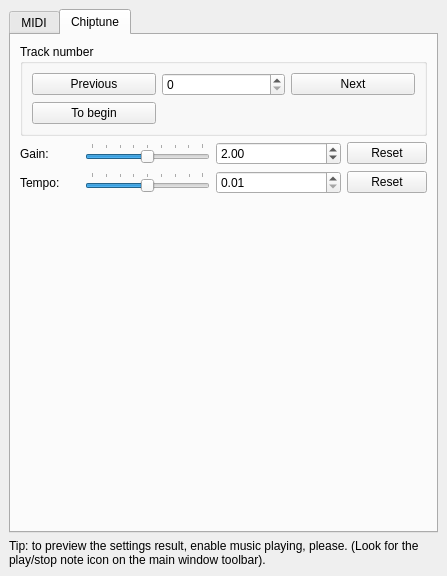
First picture: the form in Editor/main_window/dock/custom_music_setup.ui, repository WohlSoft/Moondust-Project, before the edit.
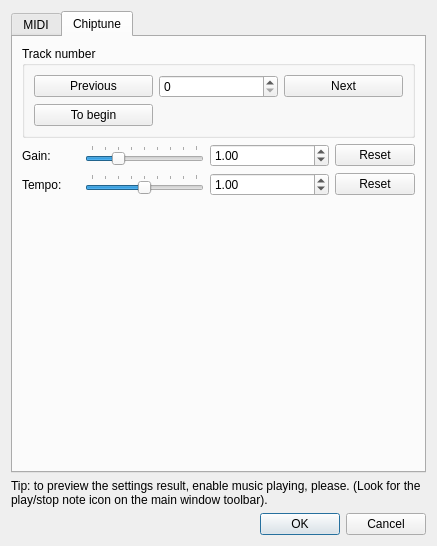
Second picture: the form after the edit. The open tabs and pages were chosen to show the change. Icons and pictures are not drawn.

Commit message: Editor: Make new music setup dialog work

The edit to the form file:
```diff
--- a/Editor/main_window/dock/custom_music_setup.ui
+++ b/Editor/main_window/dock/custom_music_setup.ui
@@ -1,20 +1,36 @@
 <?xml version="1.0" encoding="UTF-8"?>
 <ui version="4.0">
  <class>CustomMusicSetup</class>
- <widget class="QDockWidget" name="CustomMusicSetup">
+ <widget class="QDialog" name="CustomMusicSetup">
   <property name="geometry">
    <rect>
     <x>0</x>
     <y>0</y>
-    <width>447</width>
-    <height>576</height>
+    <width>422</width>
+    <height>546</height>
    </rect>
   </property>
   <property name="windowTitle">
    <string>Music setup</string>
   </property>
-  <widget class="QWidget" name="dockWidgetContents">
-   <layout class="QGridLayout" name="gridLayout">
+  <property name="windowIcon">
+   <iconset resource="../../_resources/editor.qrc">
+    <normaloff>:/images/playmusic.png</normaloff>:/images/playmusic.png</iconset>
+  </property>
+  <property name="floating" stdset="0">
+   <bool>true</bool>
+  </property>
+  <layout class="QGridLayout" name="kokokoko">
+   <item row="1" column="0">
+    <widget class="QLabel" name="label_12">
+     <property name="text">
+      <string>Tip: to preview the settings result, enable music playing, please. (Look for the play/stop note icon on the main window toolbar).</string>
+     </property>
+     <property name="wordWrap">
+      <bool>true</bool>
+     </property>
+    </widget>
+   </item>
     <item row="0" column="0">
      <widget class="QTabWidget" name="setupZone">
       <property name="currentIndex">
@@ -382,7 +398,7 @@
            <double>0.100000000000000</double>
           </property>
           <property name="value">
-           <double>2.000000000000000</double>
+          <double>1.000000000000000</double>
           </property>
          </widget>
         </item>
@@ -397,6 +413,9 @@
           <property name="singleStep">
            <double>0.100000000000000</double>
           </property>
+         <property name="value">
+          <double>1.000000000000000</double>
+         </property>
          </widget>
         </item>
         <item row="4" column="5">
@@ -419,7 +438,7 @@
            <number>400</number>
           </property>
           <property name="value">
-           <number>200</number>
+          <number>100</number>
           </property>
           <property name="orientation">
            <enum>Qt::Horizontal</enum>
@@ -461,19 +480,6 @@
           </property>
          </widget>
         </item>
-        <item row="5" column="1">
-         <spacer name="verticalSpacer_2">
-          <property name="orientation">
-           <enum>Qt::Vertical</enum>
-          </property>
-          <property name="sizeHint" stdset="0">
-           <size>
-            <width>20</width>
-            <height>261</height>
-           </size>
-          </property>
-         </spacer>
-        </item>
         <item row="1" column="0" colspan="6">
          <widget class="QGroupBox" name="groupBox">
           <property name="minimumSize">
@@ -520,24 +526,35 @@
           </layout>
          </widget>
         </item>
+       <item row="5" column="0" colspan="6">
+        <spacer name="verticalSpacer_2">
+         <property name="orientation">
+          <enum>Qt::Vertical</enum>
+         </property>
+         <property name="sizeHint" stdset="0">
+          <size>
+           <width>20</width>
+           <height>261</height>
+          </size>
+         </property>
+        </spacer>
+       </item>
        </layout>
       </widget>
      </widget>
     </item>
-    <item row="1" column="0">
-     <widget class="QLabel" name="label_12">
-      <property name="text">
-       <string>Tip: to preview the settings result, enable music playing, please. (Look for the play/stop note icon on the main window toolbar).</string>
-      </property>
-      <property name="wordWrap">
-       <bool>true</bool>
-      </property>
+   <item row="2" column="0">
+    <widget class="QDialogButtonBox" name="buttonBox">
+     <property name="standardButtons">
+      <set>QDialogButtonBox::Cancel|QDialogButtonBox::Ok</set>
+     </property>
      </widget>
     </item>
    </layout>
   </widget>
- </widget>
- <resources/>
+ <resources>
+  <include location="../../_resources/editor.qrc"/>
+ </resources>
  <connections>
   <connection>
    <sender>midiExAdlChipsEn</sender>
```
Left out of the diff: 59 changed lines with no effect on the pictures. Lines whose indentation alone changed are shown as unchanged. The commit also changes 11 other files.
